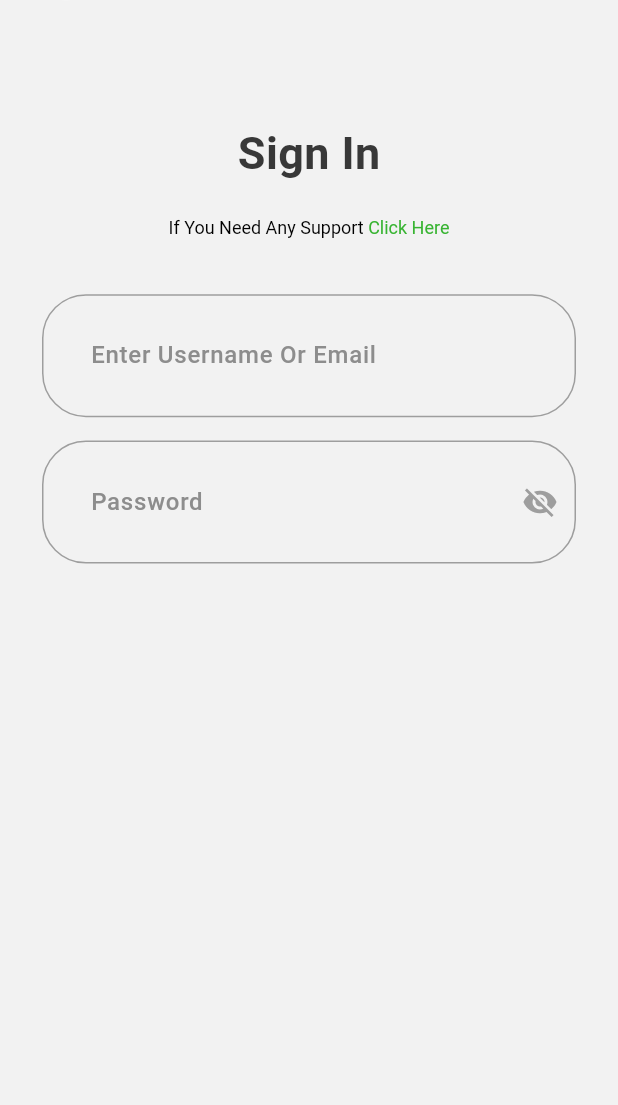
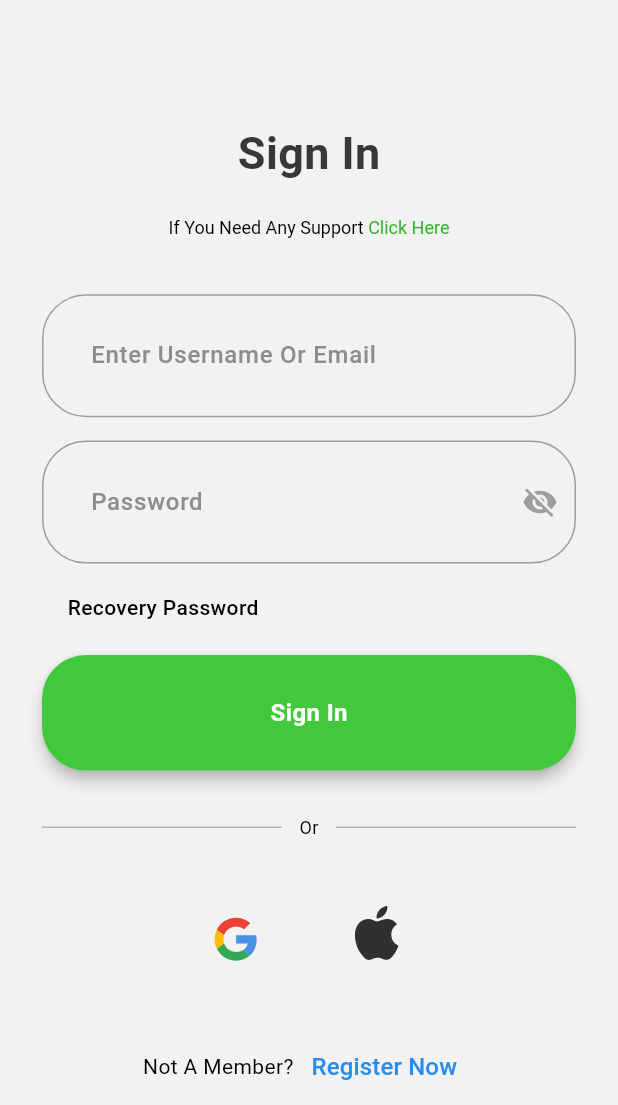
Before and after one commit to uknaseef/spotify-clone, a Flutter app: the SignOrLogScreen screen opened by its route, after a tap on "Sign in", on a phone screen of 412 x 824 dp, the part 131-1236 px from its top. Run offline on Flutter 3.47's test engine with Material 3 defaults, Android fonts, the phone set to English and light mode, and no system bars; our stand-ins replace flutter_screenutil, flutter_svg.

Commit message:
feat(signin): sign in ui integration completed

```diff
--- a/lib/core/theme/font_pallete.dart
+++ b/lib/core/theme/font_pallete.dart
@@ -7,6 +7,13 @@ class FontPalette {
   static TextStyle font12Regular = TextStyle(
     fontSize: 12,
     fontWeight: FontWeight.w400,
+    fontFamily: fontFamily,
+  );
+
+  // ---------------- Font Size: 14 ----------------
+  static TextStyle font14Medium = TextStyle(
+    fontSize: 14,
+    fontWeight: FontWeight.w500,
     fontFamily: fontFamily,
   );
 
--- a/lib/presentation/views/auth/sign_in_screen.dart
+++ b/lib/presentation/views/auth/sign_in_screen.dart
@@ -1,7 +1,10 @@
 import 'package:flutter/gestures.dart';
 import 'package:flutter/material.dart';
 import 'package:flutter_screenutil/flutter_screenutil.dart';
+import 'package:flutter_svg/flutter_svg.dart';
 import 'package:spotify_clone/core/theme/font_pallete.dart';
+import 'package:spotify_clone/generated/assets.dart';
+import 'package:spotify_clone/presentation/components/common_widgets/primary_button.dart';
 import '../../components/common_widgets/common_scaffold_widget.dart';
 
 class SignInScreen extends StatelessWidget {
@@ -22,7 +25,56 @@ class SignInScreen extends StatelessWidget {
           38.verticalSpace,
           CustomTextField(hintText: "Enter Username Or Email"),
           16.verticalSpace,
-          CustomTextField(hintText: "Password",isPassword: true,),
+          CustomTextField(hintText: "Password", isPassword: true),
+          20.verticalSpace,
+          Padding(
+            padding: const EdgeInsets.only(left: 17),
+            child: Align(
+              alignment: Alignment.bottomLeft,
+              child: Text("Recovery Password", style: FontPalette.font14Medium),
+            ),
+          ),
+          22.verticalSpace,
+          PrimaryButton(
+            text: "Sign In",
+            padding: EdgeInsets.symmetric(vertical: 27),
+            borderRadius: 30.r,
+            onTap: () {},
+          ),
+          30.verticalSpace,
+          Row(
+            children: [
+              Expanded(
+                child: Divider(color: Colors.black.withValues(alpha: .25)),
+              ),
+              11.horizontalSpace,
+              Text("Or", style: FontPalette.font12Regular),
+              11.horizontalSpace,
+              Expanded(
+                child: Divider(color: Colors.black.withValues(alpha: .25)),
+              ),
+            ],
+          ),
+          45.verticalSpace,
+          Row(
+            mainAxisAlignment: MainAxisAlignment.center,
+            children: [
+              SvgPicture.asset(Assets.svgGoogleIcon),
+              58.horizontalSpace,
+              SvgPicture.asset(Assets.svgAppleIcon),
+            ],
+          ),
+          40.verticalSpace,
+          Row(
+            mainAxisAlignment: MainAxisAlignment.center,
+            children: [
+              Text("Not A Member?"),
+              TextButton(
+                onPressed: () {},
+                child: Text("Register Now", style: FontPalette.font16Medium.copyWith(color: Color(0xff288CE9))),
+              ),
+            ],
+          ),
         ],
       ),
     );
```
Also changed, not shown: assets/svg/apple_icon.svg (added), assets/svg/google_icon.svg (added), lib/generated/assets.dart, 194 other files.
